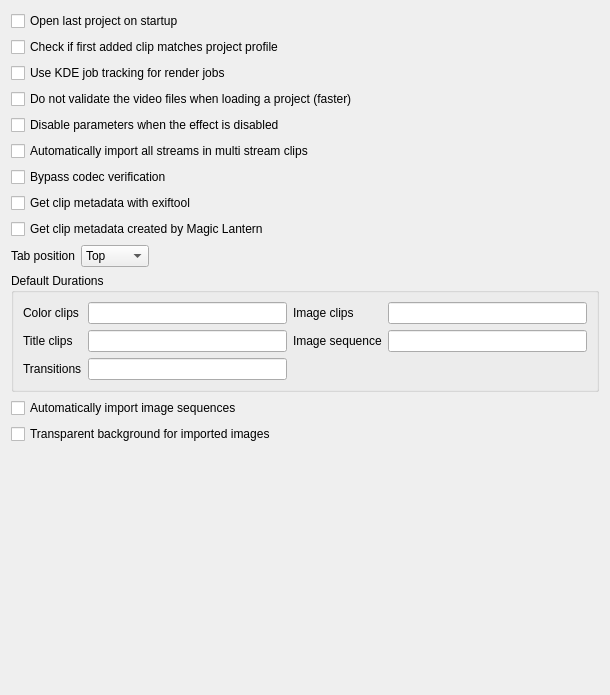
This is src/ui/configmisc_ui.ui in KDE/kdenlive as Qt 5 draws it before an edit. The edited form follows.
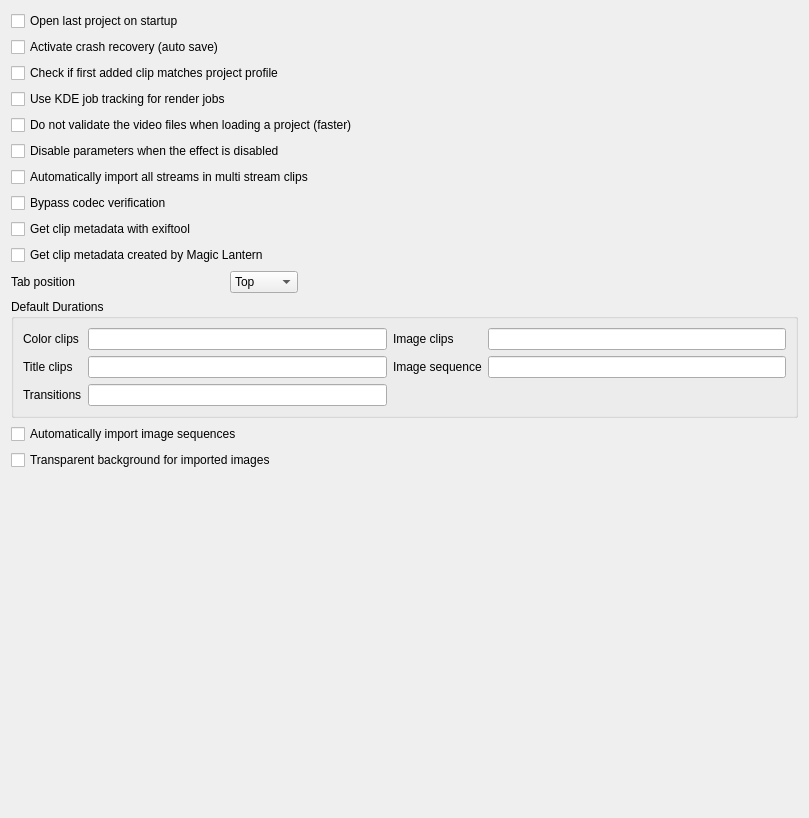
This is the edited form.

Commit message: Allow disabling autosave until we improve it BUG: 384197

What changed in the file:
```diff
--- a/src/ui/configmisc_ui.ui
+++ b/src/ui/configmisc_ui.ui
@@ -6,43 +6,12 @@
    <rect>
     <x>0</x>
     <y>0</y>
-    <width>610</width>
-    <height>695</height>
+    <width>809</width>
+    <height>818</height>
    </rect>
   </property>
   <layout class="QGridLayout" name="gridLayout_2">
-   <item row="2" column="0" colspan="3">
-    <widget class="QCheckBox" name="kcfg_usekuiserver">
-     <property name="text">
-      <string>Use KDE job tracking for render jobs</string>
-     </property>
-    </widget>
-   </item>
-   <item row="9" column="1">
-    <widget class="QComboBox" name="kcfg_tabposition">
-     <item>
-      <property name="text">
-       <string>Top</string>
-      </property>
-     </item>
-     <item>
-      <property name="text">
-       <string>Bottom</string>
-      </property>
-     </item>
-     <item>
-      <property name="text">
-       <string>Left</string>
-      </property>
-     </item>
-     <item>
-      <property name="text">
-       <string>Right</string>
-      </property>
-     </item>
-    </widget>
-   </item>
-   <item row="10" column="0" colspan="3">
+   <item row="11" column="0" colspan="3">
     <widget class="QGroupBox" name="groupBox">
      <property name="title">
       <string>Default Durations</string>
@@ -102,33 +71,20 @@
     </widget>
    </item>
    <item row="8" column="0" colspan="3">
-    <widget class="QCheckBox" name="kcfg_use_magicLantern">
+    <widget class="QCheckBox" name="kcfg_use_exiftool">
      <property name="text">
-      <string>Get clip metadata created by Magic Lantern</string>
+      <string>Get clip metadata with exiftool</string>
      </property>
     </widget>
    </item>
-   <item row="9" column="2">
-    <spacer name="horizontalSpacer">
-     <property name="orientation">
-      <enum>Qt::Horizontal</enum>
-     </property>
-     <property name="sizeHint" stdset="0">
-      <size>
-       <width>40</width>
-       <height>20</height>
-      </size>
-     </property>
-    </spacer>
-   </item>
-   <item row="12" column="0" colspan="3">
-    <widget class="QCheckBox" name="kcfg_autoimagetransparency">
+   <item row="5" column="0" colspan="3">
+    <widget class="QCheckBox" name="kcfg_disable_effect_parameters">
      <property name="text">
-      <string>Transparent background for imported images</string>
+      <string>Disable parameters when the effect is disabled</string>
      </property>
     </widget>
    </item>
-   <item row="13" column="1">
+   <item row="14" column="1">
     <spacer>
      <property name="orientation">
       <enum>Qt::Vertical</enum>
@@ -141,66 +97,117 @@
      </property>
     </spacer>
    </item>
-   <item row="11" column="0" colspan="3">
-    <widget class="QCheckBox" name="kcfg_autoimagesequence">
-     <property name="text">
-      <string>Automatically import image sequences</string>
-     </property>
-    </widget>
-   </item>
-   <item row="5" column="0" colspan="3">
-    <widget class="QCheckBox" name="kcfg_automultistreams">
-     <property name="text">
-      <string>Automatically import all streams in multi stream clips</string>
-     </property>
-    </widget>
-   </item>
-   <item row="9" column="0">
+   <item row="10" column="0">
     <widget class="QLabel" name="label_4">
      <property name="text">
       <string>Tab position</string>
      </property>
     </widget>
    </item>
+   <item row="0" column="0" colspan="3">
+    <widget class="QCheckBox" name="kcfg_openlastproject">
+     <property name="text">
+      <string>Open last project on startup</string>
+     </property>
+    </widget>
+   </item>
    <item row="6" column="0" colspan="3">
+    <widget class="QCheckBox" name="kcfg_automultistreams">
+     <property name="text">
+      <string>Automatically import all streams in multi stream clips</string>
+     </property>
+    </widget>
+   </item>
+   <item row="9" column="0" colspan="3">
+    <widget class="QCheckBox" name="kcfg_use_magicLantern">
+     <property name="text">
+      <string>Get clip metadata created by Magic Lantern</string>
+     </property>
+    </widget>
+   </item>
+   <item row="12" column="0" colspan="3">
+    <widget class="QCheckBox" name="kcfg_autoimagesequence">
+     <property name="text">
+      <string>Automatically import image sequences</string>
+     </property>
+    </widget>
+   </item>
+   <item row="7" column="0" colspan="3">
     <widget class="QCheckBox" name="kcfg_bypasscodeccheck">
      <property name="text">
       <string>Bypass codec verification</string>
      </property>
     </widget>
    </item>
+   <item row="2" column="0" colspan="3">
+    <widget class="QCheckBox" name="kcfg_checkfirstprojectclip">
+     <property name="text">
+      <string>Check if first added clip matches project profile</string>
+     </property>
+    </widget>
+   </item>
    <item row="3" column="0" colspan="3">
+    <widget class="QCheckBox" name="kcfg_usekuiserver">
+     <property name="text">
+      <string>Use KDE job tracking for render jobs</string>
+     </property>
+    </widget>
+   </item>
+   <item row="10" column="1">
+    <widget class="QComboBox" name="kcfg_tabposition">
+     <item>
+      <property name="text">
+       <string>Top</string>
+      </property>
+     </item>
+     <item>
+      <property name="text">
+       <string>Bottom</string>
+      </property>
+     </item>
+     <item>
+      <property name="text">
+       <string>Left</string>
+      </property>
+     </item>
+     <item>
+      <property name="text">
+       <string>Right</string>
+      </property>
+     </item>
+    </widget>
+   </item>
+   <item row="4" column="0" colspan="3">
     <widget class="QCheckBox" name="kcfg_projectloading_avformatnovalidate">
      <property name="text">
       <string>Do not validate the video files when loading a project (faster)</string>
      </property>
     </widget>
    </item>
-   <item row="7" column="0" colspan="3">
-    <widget class="QCheckBox" name="kcfg_use_exiftool">
-     <property name="text">
-      <string>Get clip metadata with exiftool</string>
+   <item row="10" column="2">
+    <spacer name="horizontalSpacer">
+     <property name="orientation">
+      <enum>Qt::Horizontal</enum>
      </property>
-    </widget>
-   </item>
-   <item row="0" column="0" colspan="3">
-    <widget class="QCheckBox" name="kcfg_openlastproject">
-     <property name="text">
-      <string>Open last project on startup</string>
+     <property name="sizeHint" stdset="0">
+      <size>
+       <width>40</width>
+       <height>20</height>
+      </size>
      </property>
-    </widget>
+    </spacer>
    </item>
-   <item row="4" column="0" colspan="3">
-    <widget class="QCheckBox" name="kcfg_disable_effect_parameters">
+   <item row="13" column="0" colspan="3">
+    <widget class="QCheckBox" name="kcfg_autoimagetransparency">
      <property name="text">
-      <string>Disable parameters when the effect is disabled</string>
+      <string>Transparent background for imported images</string>
      </property>
     </widget>
    </item>
-   <item row="1" column="0" colspan="3">
-    <widget class="QCheckBox" name="kcfg_checkfirstprojectclip">
+   <item row="1" column="0">
+    <widget class="QCheckBox" name="kcfg_crashrecovery">
      <property name="text">
-      <string>Check if first added clip matches project profile</string>
+      <string>Activate crash recovery (auto save)</string>
      </property>
     </widget>
    </item>
```
The commit also changes 2 other files.
